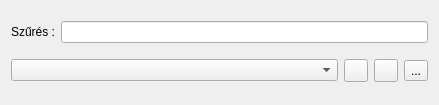
First picture: the form in lv2g/fkeyed.ui, repository csikfer/lanview2, before the edit.
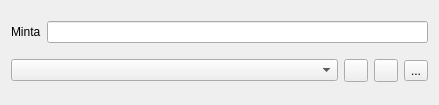
Second picture: the form after the edit. Icons and pictures are not drawn.

What changed in the file:
```diff
--- a/lv2g/fkeyed.ui
+++ b/lv2g/fkeyed.ui
@@ -19,7 +19,7 @@
      <item>
       <widget class="QLabel" name="label">
        <property name="text">
-        <string>Szűrés :</string>
+        <string>Minta</string>
        </property>
       </widget>
      </item>
```
